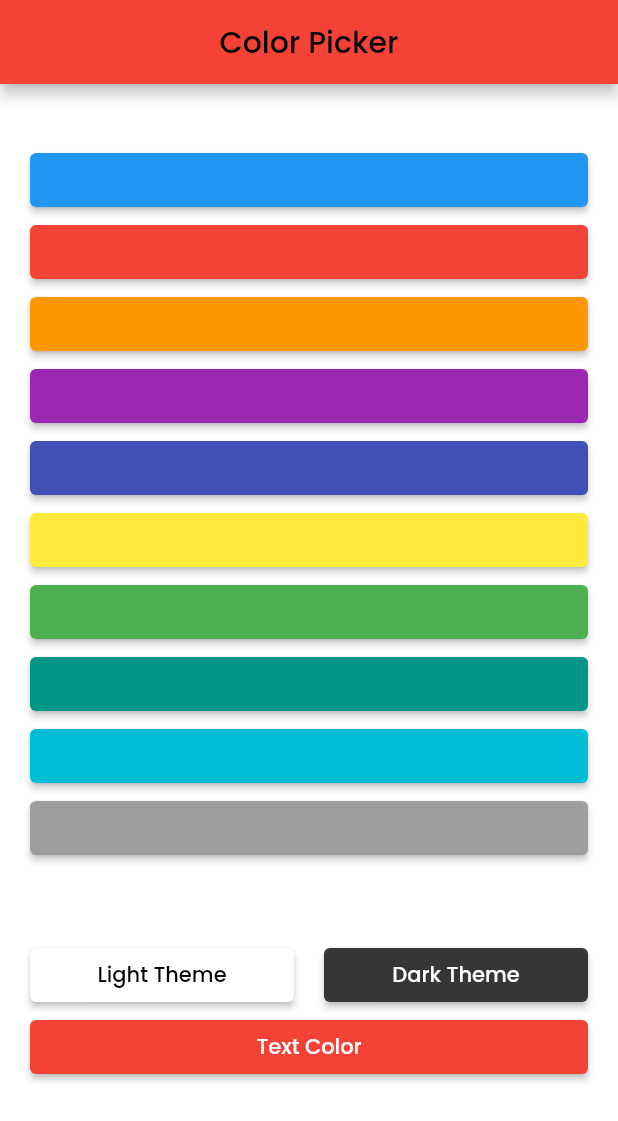
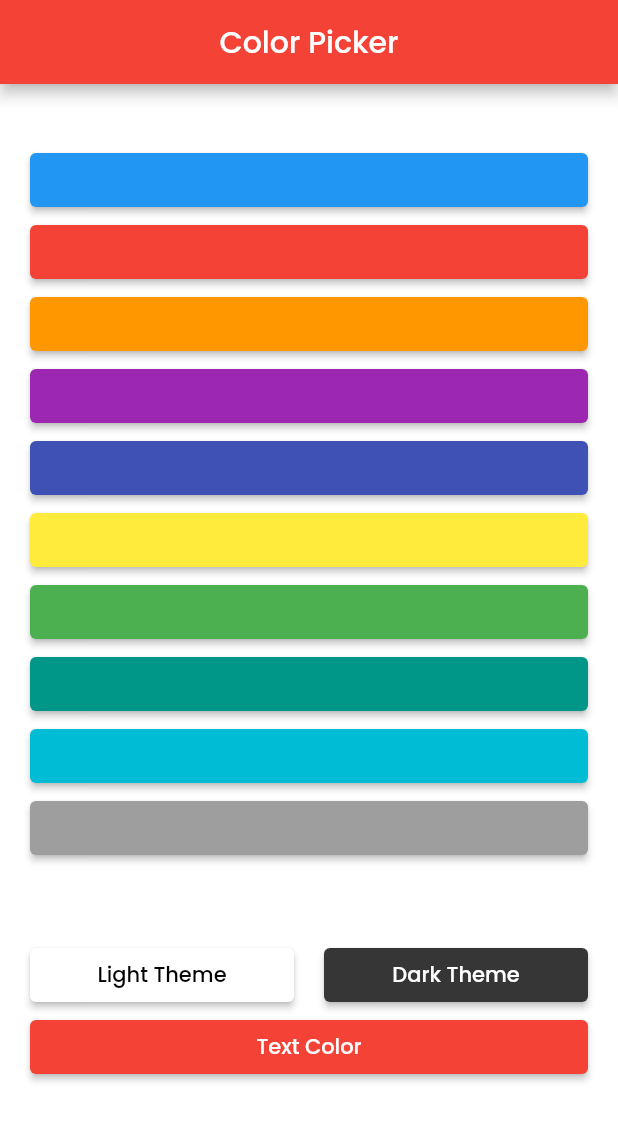
Before and after one commit to nick747/f_color_picker, a Flutter app: the screen it shows after launch, on a phone screen of 412 x 824 dp. Shown: the top 1121 px of the screen. Run offline on Flutter 3.47's test engine with Material 2 defaults, Android fonts, the phone set to English and light mode, and no system bars; our stand-ins replace google_fonts.

```diff
--- a/lib/view/home_screen.dart
+++ b/lib/view/home_screen.dart
@@ -17,7 +17,7 @@ class _MyHomePageState extends State<MyHomePage> {
 
   var appBarColor = Colors.red;
   var bgColor = Colors.white;
-  var secondaryColor = false;
+  var secondaryColor = true;
 
   @override
   Widget build(BuildContext context) {
```
Also changed, not shown: 1 other file.
